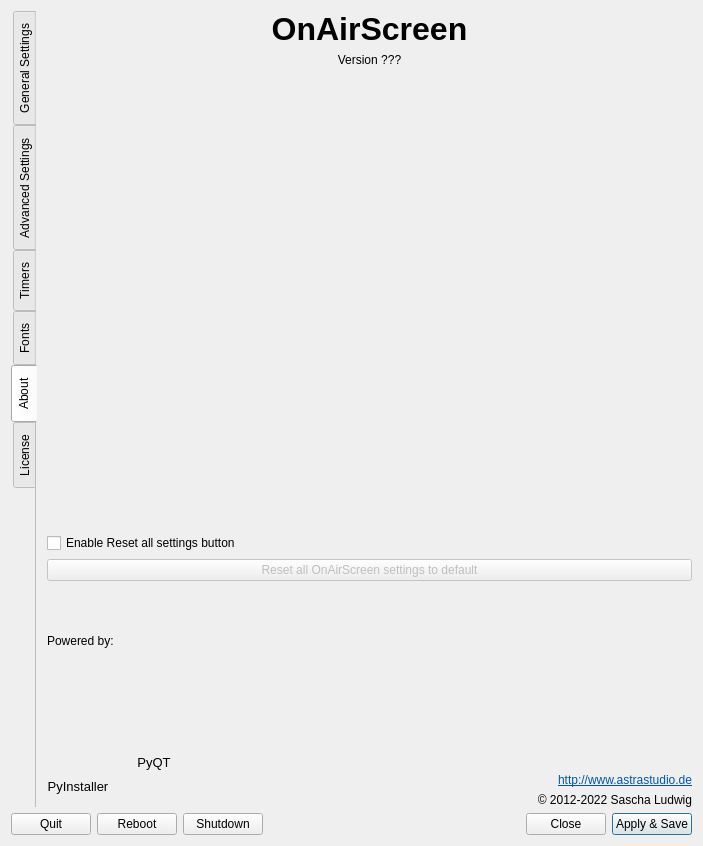
The window that settings.ui (saschaludwig/OnAirScreen) describes before a commit, drawn with Qt 5.
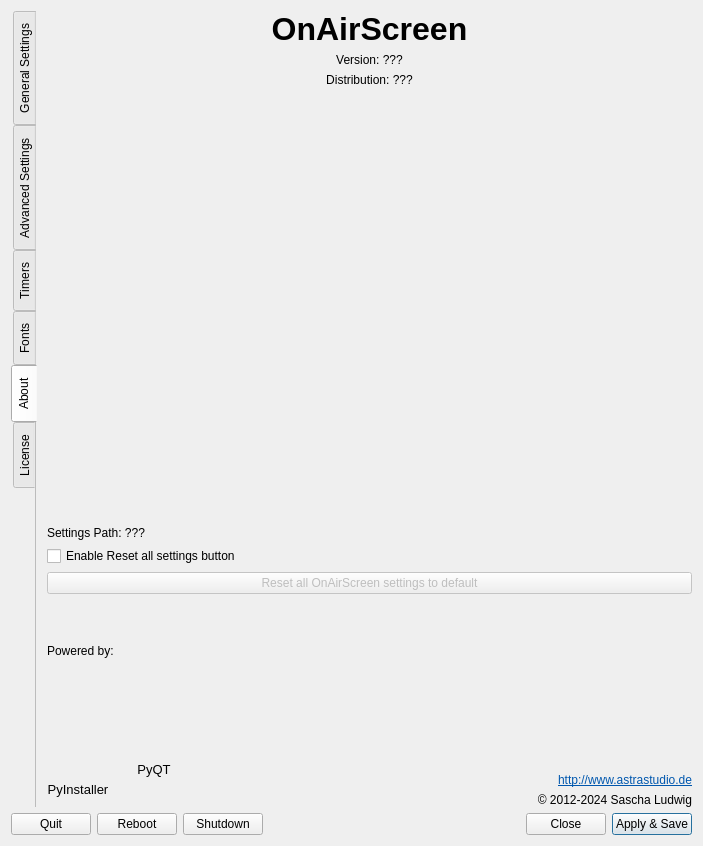
The same window after the commit. The open tabs and pages were chosen to show the change. Icons and pictures are not drawn.

Commit message: fix crash when UDP/HTTP ports are empty, update copyright strings, add show settings path and distribution in about dialog

What changed in the file:
```diff
--- a/settings.ui
+++ b/settings.ui
@@ -2521,7 +2521,7 @@
        <property name="bottomMargin">
         <number>0</number>
        </property>
-       <item row="4" column="0">
+       <item row="5" column="0">
         <spacer name="verticalSpacer_3">
          <property name="orientation">
           <enum>Qt::Vertical</enum>
@@ -2534,7 +2534,7 @@
          </property>
         </spacer>
        </item>
-       <item row="2" column="0">
+       <item row="3" column="0">
         <spacer name="verticalSpacer_2">
          <property name="orientation">
           <enum>Qt::Vertical</enum>
@@ -2567,14 +2567,14 @@
        <item row="1" column="0">
         <widget class="QLabel" name="versionLabel">
          <property name="text">
-          <string>Version ???</string>
+          <string>Version: ???</string>
          </property>
          <property name="alignment">
           <set>Qt::AlignCenter</set>
          </property>
         </widget>
        </item>
-       <item row="3" column="0">
+       <item row="4" column="0">
         <widget class="QLabel" name="label_8">
          <property name="text">
           <string/>
@@ -2587,7 +2587,7 @@
          </property>
         </widget>
        </item>
-       <item row="10" column="0">
+       <item row="12" column="0">
         <layout class="QHBoxLayout" name="horizontalLayout_4">
          <item>
           <layout class="QVBoxLayout" name="verticalLayout_12">
@@ -2764,7 +2764,7 @@
            <item>
             <widget class="QLabel" name="label_7">
              <property name="text">
-              <string>© 2012-2022 Sascha Ludwig</string>
+              <string>© 2012-2024 Sascha Ludwig</string>
              </property>
              <property name="alignment">
               <set>Qt::AlignRight|Qt::AlignTrailing|Qt::AlignVCenter</set>
@@ -2775,7 +2775,7 @@
          </item>
         </layout>
        </item>
-       <item row="6" column="0">
+       <item row="8" column="0">
         <widget class="QPushButton" name="ResetSettingsButton">
          <property name="enabled">
           <bool>false</bool>
@@ -2785,13 +2785,36 @@
          </property>
         </widget>
        </item>
-       <item row="5" column="0">
+       <item row="7" column="0">
         <widget class="QCheckBox" name="enableResetButton">
          <property name="text">
           <string>Enable Reset all settings button</string>
          </property>
         </widget>
        </item>
+       <item row="2" column="0">
+        <widget class="QLabel" name="distributionLabel">
+         <property name="text">
+          <string>Distribution: ???</string>
+         </property>
+         <property name="alignment">
+          <set>Qt::AlignCenter</set>
+         </property>
+         <property name="textInteractionFlags">
+          <set>Qt::LinksAccessibleByMouse|Qt::TextSelectableByKeyboard|Qt::TextSelectableByMouse</set>
+         </property>
+        </widget>
+       </item>
+       <item row="6" column="0">
+        <widget class="QLabel" name="settingspathLabel">
+         <property name="text">
+          <string>Settings Path: ???</string>
+         </property>
+         <property name="textInteractionFlags">
+          <set>Qt::LinksAccessibleByMouse|Qt::TextSelectableByKeyboard|Qt::TextSelectableByMouse</set>
+         </property>
+        </widget>
+       </item>
       </layout>
      </widget>
      <widget class="QWidget" name="tab_license">
```
Left out of the diff: 7 changed lines with no effect on the pictures. The commit also changes 10 other files.
